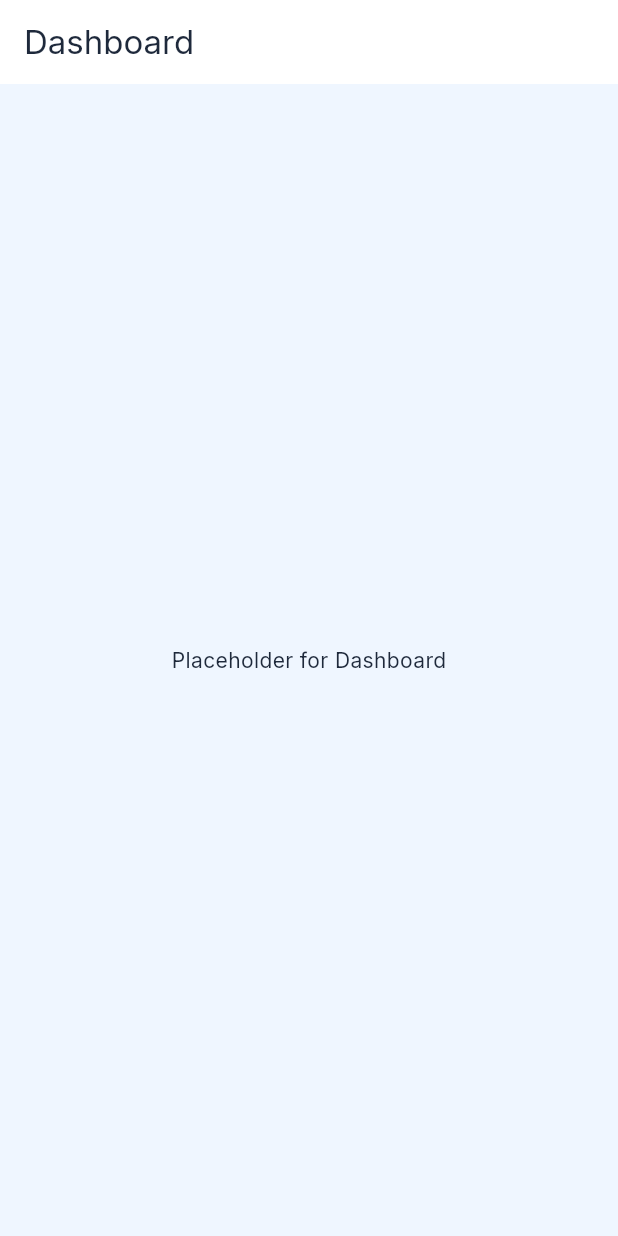
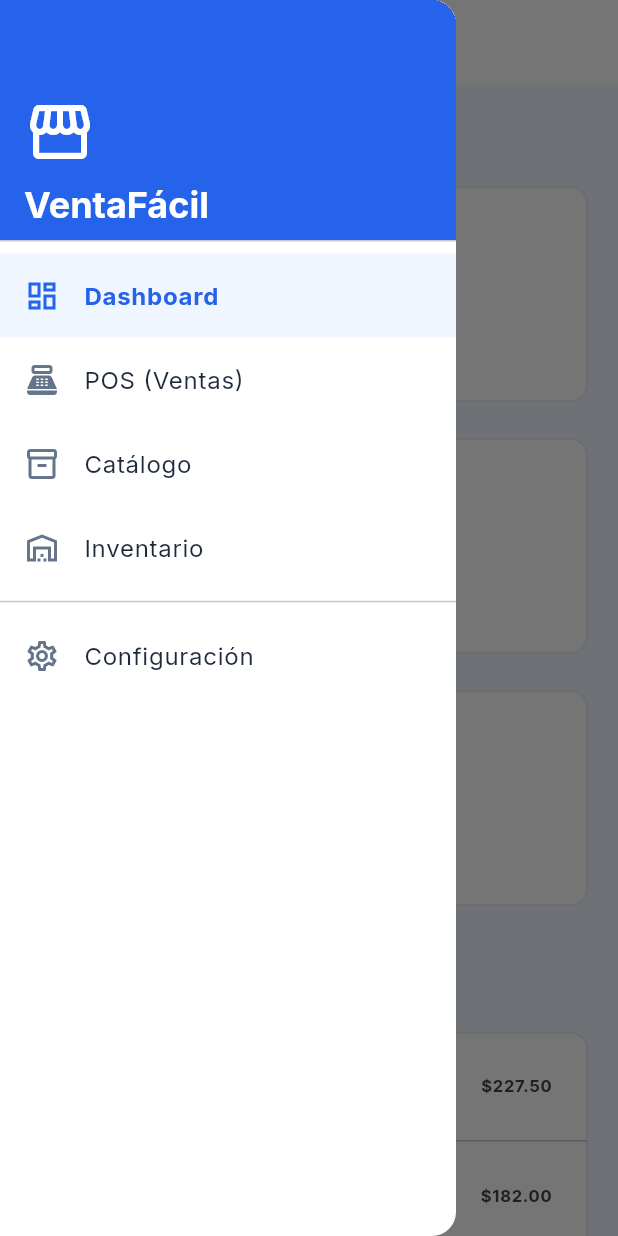
Before and after one commit to esanchezpa/scan-sell2, a Flutter app: the screen it shows after launch, with the side drawer open (before the commit the screen has no drawer), on a phone screen of 412 x 824 dp. Run offline on Flutter 3.47's test engine with Material 3 defaults, Android fonts, the phone set to English and light mode, and no system bars; our stand-ins replace dio, flutter_riverpod, go_router, google_fonts, riverpod_annotation; generated files the repository leaves out were written again.

Commit message:
feat(flutter): add dashboard, catalog, and inventory screens with shared drawer

```diff
--- /dev/null
+++ b/frontend/lib/features/dashboard/presentation/dashboard_screen.dart
@@ -0,0 +1,118 @@
+import 'package:flutter/material.dart';
+import '../../../shared/widgets/app_drawer.dart';
+import '../../../core/theme/app_theme.dart';
+
+class DashboardScreen extends StatelessWidget {
+  const DashboardScreen({super.key});
+
+  @override
+  Widget build(BuildContext context) {
+    return Scaffold(
+      appBar: AppBar(
+        title: const Text('Dashboard'),
+      ),
+      drawer: const AppDrawer(),
+      body: SingleChildScrollView(
+        padding: const EdgeInsets.all(16.0),
+        child: Column(
+          crossAxisAlignment: CrossAxisAlignment.start,
+          children: [
+            Text(
+              'Resumen de Hoy',
+              style: Theme.of(context).textTheme.headlineSmall?.copyWith(
+                fontWeight: FontWeight.bold,
+              ),
+            ),
+            const SizedBox(height: 16),
+            GridView.count(
+              crossAxisCount: MediaQuery.of(context).size.width > 600 ? 3 : 1,
+              shrinkWrap: true,
+              physics: const NeverScrollableScrollPhysics(),
+              mainAxisSpacing: 16,
+              crossAxisSpacing: 16,
+              childAspectRatio: 2.5,
+              children: [
+                _buildStatCard(context, 'Ventas Totales', '\$1,240.50', Icons.attach_money, AppTheme.primaryBlue),
+                _buildStatCard(context, 'Transacciones', '42', Icons.receipt_long, Colors.orange),
+                _buildStatCard(context, 'Alertas Stock', '3 items', Icons.warning_amber_rounded, Colors.red),
+              ],
+            ),
+            const SizedBox(height: 32),
+            Text(
+              'Actividad Reciente',
+              style: Theme.of(context).textTheme.titleLarge?.copyWith(
+                fontWeight: FontWeight.bold,
+              ),
+            ),
+            const SizedBox(height: 16),
+            Card(
+              child: ListView.separated(
+                shrinkWrap: true,
+                physics: const NeverScrollableScrollPhysics(),
+                itemCount: 5,
+                separatorBuilder: (context, index) => const Divider(height: 1),
+                itemBuilder: (context, index) {
+                  return ListTile(
+                    leading: const CircleAvatar(
+                      backgroundColor: AppTheme.lightBlue,
+                      child: Icon(Icons.shopping_cart, color: AppTheme.primaryBlue, size: 20),
+                    ),
+                    title: Text('Venta #${1042 - index}'),
+                    subtitle: Text('Hace ${index * 15 + 5} minutos'),
+                    trailing: Text(
+                      '\$${(45.50 * (5 - index)).toStringAsFixed(2)}',
+                      style: const TextStyle(fontWeight: FontWeight.bold),
+                    ),
+                  );
+                },
+              ),
+            )
+          ],
+        ),
+      ),
+    );
+  }
+
+  Widget _buildStatCard(BuildContext context, String title, String value, IconData icon, Color color) {
+    return Card(
+      child: Padding(
+        padding: const EdgeInsets.all(16.0),
+        child: Row(
+          children: [
+            Container(
+              padding: const EdgeInsets.all(12),
+              decoration: BoxDecoration(
+                color: color.withOpacity(0.1),
+                borderRadius: BorderRadius.circular(12),
+              ),
+              child: Icon(icon, color: color, size: 32),
+            ),
+            const SizedBox(width: 16),
+            Expanded(
+              child: Column(
+                crossAxisAlignment: CrossAxisAlignment.start,
+                mainAxisAlignment: MainAxisAlignment.center,
+                children: [
+                  Text(
+                    title,
+                    style: Theme.of(context).textTheme.titleMedium?.copyWith(
+                      color: AppTheme.textMuted,
+                    ),
+                  ),
+                  const SizedBox(height: 4),
+                  Text(
+                    value,
+                    style: Theme.of(context).textTheme.headlineSmall?.copyWith(
+                      fontWeight: FontWeight.bold,
+                      color: AppTheme.textDark,
+                    ),
+                  ),
+                ],
+              ),
+            ),
+          ],
+        ),
+      ),
+    );
+  }
+}
--- /dev/null
+++ b/frontend/lib/shared/widgets/app_drawer.dart
@@ -0,0 +1,109 @@
+import 'package:flutter/material.dart';
+import 'package:go_router/go_router.dart';
+import '../../core/theme/app_theme.dart';
+
+class AppDrawer extends StatelessWidget {
+  const AppDrawer({super.key});
+
+  @override
+  Widget build(BuildContext context) {
+    final currentPath = GoRouterState.of(context).uri.path;
+
+    return Drawer(
+      backgroundColor: AppTheme.backgroundWhite,
+      child: ListView(
+        padding: EdgeInsets.zero,
+        children: [
+          DrawerHeader(
+            decoration: const BoxDecoration(
+              color: AppTheme.primaryBlue,
+            ),
+            child: Column(
+              crossAxisAlignment: CrossAxisAlignment.start,
+              mainAxisAlignment: MainAxisAlignment.end,
+              children: [
+                const Icon(Icons.storefront, size: 48, color: Colors.white),
+                const SizedBox(height: 8),
+                Text(
+                  'VentaFácil',
+                  style: Theme.of(context).textTheme.headlineSmall?.copyWith(
+                    color: Colors.white,
+                    fontWeight: FontWeight.bold,
+                  ),
+                ),
+              ],
+            ),
+          ),
+          _DrawerItem(
+            icon: Icons.dashboard_outlined,
+            title: 'Dashboard',
+            isSelected: currentPath == '/',
+            onTap: () => context.goNamed('home'),
+          ),
+          _DrawerItem(
+            icon: Icons.point_of_sale,
+            title: 'POS (Ventas)',
+            isSelected: currentPath == '/pos',
+            onTap: () => context.goNamed('pos'),
+          ),
+          _DrawerItem(
+            icon: Icons.inventory_2_outlined,
+            title: 'Catálogo',
+            isSelected: currentPath == '/catalog',
+            onTap: () => context.goNamed('catalog'),
+          ),
+          _DrawerItem(
+            icon: Icons.warehouse_outlined,
+            title: 'Inventario',
+            isSelected: currentPath == '/inventory',
+            onTap: () => context.goNamed('inventory'),
+          ),
+          const Divider(),
+          _DrawerItem(
+            icon: Icons.settings_outlined,
+            title: 'Configuración',
+            isSelected: currentPath == '/settings',
+            onTap: () => context.goNamed('settings'),
+          ),
+        ],
+      ),
+    );
+  }
+}
+
+class _DrawerItem extends StatelessWidget {
+  final IconData icon;
+  final String title;
+  final bool isSelected;
+  final VoidCallback onTap;
+
+  const _DrawerItem({
+    required this.icon,
+    required this.title,
+    required this.isSelected,
+    required this.onTap,
+  });
+
+  @override
+  Widget build(BuildContext context) {
+    return ListTile(
+      leading: Icon(
+        icon,
+        color: isSelected ? AppTheme.primaryBlue : AppTheme.textMuted,
+      ),
+      title: Text(
+        title,
+        style: TextStyle(
+          color: isSelected ? AppTheme.primaryBlue : AppTheme.textDark,
+          fontWeight: isSelected ? FontWeight.bold : FontWeight.normal,
+        ),
+      ),
+      selected: isSelected,
+      selectedTileColor: AppTheme.lightBlue,
+      onTap: () {
+        Navigator.pop(context); // Close drawer
+        onTap();
+      },
+    );
+  }
+}
```
Also changed, not shown: frontend/lib/core/router/app_router.dart (+7 -3 lines), frontend/lib/features/catalog/presentation/catalog_screen.dart (added, +79 -0 lines), frontend/lib/features/inventory/presentation/inventory_screen.dart (added, +106 -0 lines), 1 other file.
